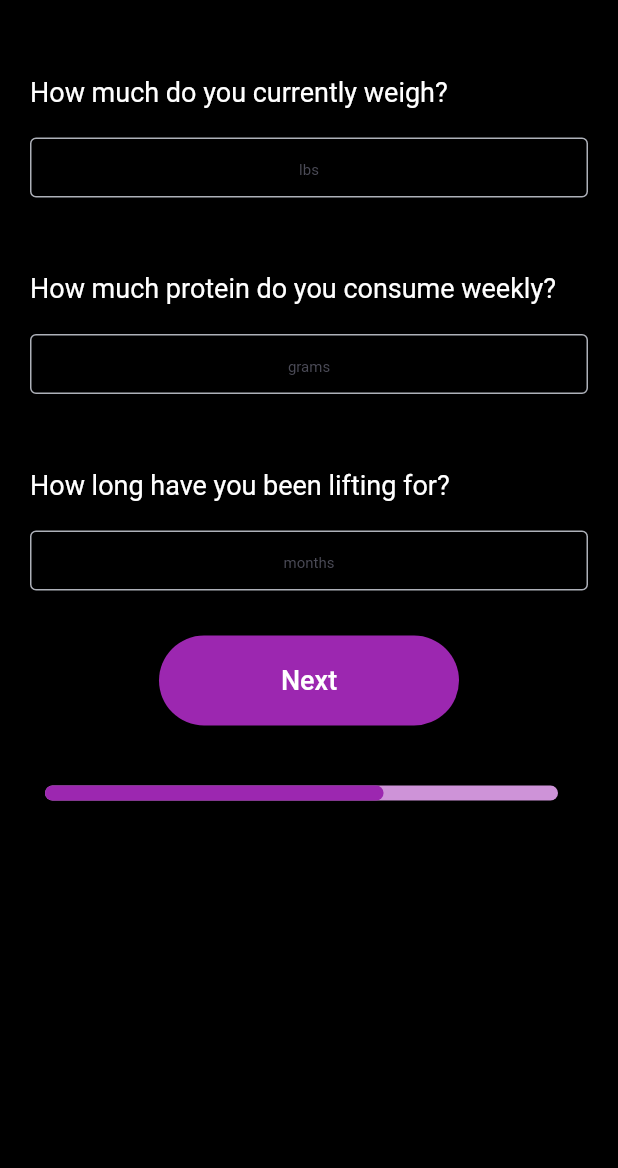
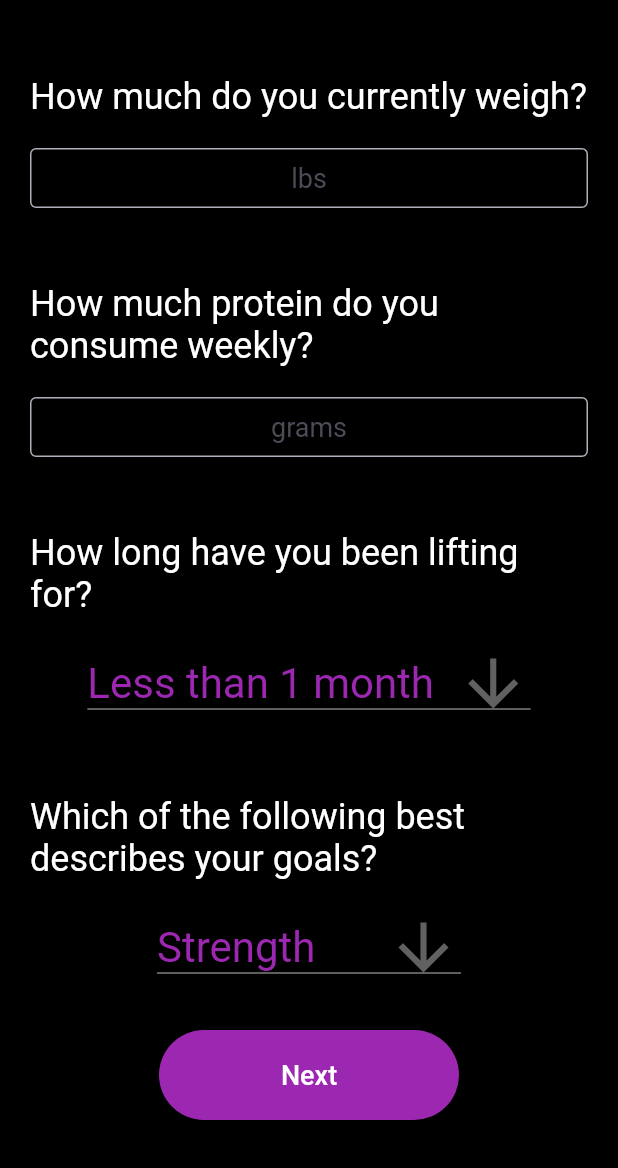
Before and after one commit to SvabhuG/fitly, a Flutter app: the DataCollectPage screen opened directly, after a tap on "Next", on a phone screen of 412 x 824 dp, the part 68-1236 px from its top. Run offline on Flutter 3.47's test engine with Material 2 defaults, Android fonts, the phone set to English and light mode, and no system bars; drawn by our look-alikes of percent_indicator; our stand-ins replace flutter_fadein, fluttertoast, shared_preferences; accounts and stored records are empty.

Commit message:
added SharedPreference persistent data storage for introductory user data collection

```diff
--- a/lib/data_collection.dart
+++ b/lib/data_collection.dart
@@ -50,14 +50,14 @@ class _DataCollectPageState extends State<DataCollectPage> {
             crossAxisAlignment: CrossAxisAlignment.center,
             children:[
               Container(
-                margin: EdgeInsets.only(top: 40),
+                margin: const EdgeInsets.only(top: 40),
                   child: const Text(
                       'Pleast select your gender',
                       style: TextStyle(fontSize: 24)
                   )
               ),
               Container(
-                  margin: EdgeInsets.all(30),
+                  margin: const EdgeInsets.all(30),
                   child: ElevatedButton(
                       style: ElevatedButton.styleFrom(
                         primary: _bgrdcolor1,
@@ -66,7 +66,6 @@ class _DataCollectPageState extends State<DataCollectPage> {
                             borderRadius: BorderRadius.circular(32.0)),
                         minimumSize: const Size(200, 60), //////// HERE
                       ),
-
                       onPressed: () {
                         setState(() {
                           _bgrdcolor1 = Colors.purple;
@@ -98,7 +97,7 @@ class _DataCollectPageState extends State<DataCollectPage> {
                   )
               ),
               Container(
-                  margin: EdgeInsets.all(30),
+                  margin: const EdgeInsets.all(30),
                   child: ElevatedButton(
                       style: ElevatedButton.styleFrom(
                         primary: _bgrdcolor2,
@@ -141,7 +140,7 @@ class _DataCollectPageState extends State<DataCollectPage> {
                   )
               ),
               Container(
-                  margin: EdgeInsets.all(30),
+                  margin: const EdgeInsets.all(30),
                   child: ElevatedButton(
                       style: ElevatedButton.styleFrom(
                         primary: _bgrdcolor3,
--- a/lib/data_collection1.dart
+++ b/lib/data_collection1.dart
@@ -1,8 +1,9 @@
 import 'dart:ui';
-
+import 'package:flutter/services.dart';
 import 'package:flutter/material.dart';
 import 'package:percent_indicator/linear_percent_indicator.dart';
-
+import 'package:shared_preferences/shared_preferences.dart';
+import 'package:fluttertoast/fluttertoast.dart';
 import 'data_collection.dart';
 
 class DataCollectPage1 extends StatefulWidget {
@@ -15,9 +16,46 @@ class DataCollectPage1 extends StatefulWidget {
 class _DataCollectPage1State extends State<DataCollectPage1> {
 
   static const TextStyle questStyle =
-  TextStyle(fontSize: 18, color: Color(0xffffffff));
+  TextStyle(fontSize: 24, color: Color(0xffffffff));
 
-  static const TextStyle hintStyle = TextStyle(color: Color(0xff4c4c58), fontSize: 10);
+  String expValue = 'Less than 1 month';
+  String weight = "";
+  String protein = "";
+  String goalValue = "Strength";
+
+  static const TextStyle hintStyle = TextStyle(color: Color(0xff4c4c58), fontSize: 18);
+
+
+  Future<void> setData() async {
+    final prefs = await SharedPreferences.getInstance();
+    if(checkFilled()) {
+      prefs.setInt("weight", int.parse(weight));
+      prefs.setInt("Protein", int.parse(protein));
+      prefs.setString("Goal", goalValue);
+      prefs.setString("Exp", expValue);
+    }
+    else{
+      Fluttertoast.showToast(
+          msg: "Please enter all values before proceeding",
+          toastLength: Toast.LENGTH_SHORT,
+          gravity: ToastGravity.BOTTOM,
+          timeInSecForIosWeb: 1,
+          backgroundColor: Colors.red,
+          textColor: Colors.white,
+          fontSize: 16.0
+      );
+    }
+  }
+
+
+  bool checkFilled(){
+    print("weight $weight");
+    print("protein $protein");
+      if(weight.isEmpty || protein.isEmpty){
+        return false;
+      }
+      return true;
+  }
 
   @override
   Widget build(BuildContext context) {
@@ -28,7 +66,8 @@ class _DataCollectPage1State extends State<DataCollectPage1> {
     // fast, so that you can just rebuild anything that needs updating rather
     // than having to individually change instances of widgets.
     return Scaffold(
-      backgroundColor: Color(0xff000000),
+        resizeToAvoidBottomInset: false,
+      backgroundColor: const Color(0xff000000),
       appBar: AppBar(
         title: const Text(
             'Information',
@@ -49,14 +88,20 @@ class _DataCollectPage1State extends State<DataCollectPage1> {
                   style: questStyle
                 )
             ),
-
-            const Padding(
-                padding: EdgeInsets.symmetric(horizontal: 20, vertical: 10),
+            Padding(
+                padding: const EdgeInsets.symmetric(horizontal: 20, vertical: 10),
                 child: SizedBox(
                 height: 40,
                 child: TextField(
+                  onChanged: (text) {
+                    weight = text;
+                  },
+                  keyboardType: TextInputType.number,
+                  inputFormatters: [
+                    FilteringTextInputFormatter.digitsOnly
+                  ],
                   textAlign: TextAlign.center,
-                  decoration: InputDecoration(
+                  decoration: const InputDecoration(
 
                     contentPadding: EdgeInsets.all(0),
                     focusedBorder: OutlineInputBorder(
@@ -78,13 +123,20 @@ class _DataCollectPage1State extends State<DataCollectPage1> {
                     style: questStyle
                 )
             ),
-            const Padding(
-                padding: EdgeInsets.symmetric(horizontal: 20, vertical: 10),
+            Padding(
+                padding: const EdgeInsets.symmetric(horizontal: 20, vertical: 10),
                 child: SizedBox(
                     height: 40,
                     child: TextField(
+                      onChanged: (text) {
+                        protein = text;
+                      },
+                      keyboardType: TextInputType.number,
                       textAlign: TextAlign.center,
-                      decoration: InputDecoration(
+                      inputFormatters: [
+                        FilteringTextInputFormatter.digitsOnly
+                      ],
+                      decoration: const InputDecoration(
 
                         contentPadding: EdgeInsets.all(0),
                         focusedBorder: OutlineInputBorder(
@@ -106,31 +158,77 @@ class _DataCollectPage1State extends State<DataCollectPage1> {
                   style: questStyle,
                 )
             ),
+            Row(
+              mainAxisAlignment: MainAxisAlignment.center,
+              children: [
+                Padding(
+                  padding: const EdgeInsets.symmetric(horizontal: 0, vertical: 10),
+                  child: DropdownButton<String>(
+                    itemHeight: 50,
+                    iconSize: 50,
+                    value: expValue,
+                    dropdownColor: const Color(0xff111111),
+                    icon: const Icon(Icons.arrow_downward),
+                    elevation: 16,
+                    style: const TextStyle(color: Colors.purple, fontSize: 28),
+                    onChanged: (String? newValue) {
+                      setState(() {
+                        expValue = newValue!;
+                      });
+                    },
+                    items: <String>['Less than 1 month', 'Less than 6 months', 'Less than 1 year', 'More than 1 year']
+                        .map<DropdownMenuItem<String>>((String value) {
+                      return DropdownMenuItem<String>(
+                        value: value,
+                        child: Text(value),
+                      );
+                    }).toList(),
+
+                  ),
+                ),
+              ],
+            ),
             const Padding(
-                padding: EdgeInsets.symmetric(horizontal: 20, vertical: 10),
-                child: SizedBox(
-                    height: 40,
-                    child: TextField(
-                      textAlign: TextAlign.center,
-                      decoration: InputDecoration(
-
-                        contentPadding: EdgeInsets.all(0),
-                        focusedBorder: OutlineInputBorder(
-                          borderSide: BorderSide(color: Color(0xffaeb1b9), width: 1.0),
-                        ),
-                        enabledBorder: OutlineInputBorder(
-                          borderSide: BorderSide(color: Color(0xffaeb1b9), width: 1.0),
-                        ),
-                        hintStyle: hintStyle,
-                        hintText: 'months',
-                      ),
-                    )
+                padding: EdgeInsets.only(top: 40.0, left: 20, bottom: 10, right: 20),
+                child: Text(
+                  'Which of the following best describes your goals?',
+                  style: questStyle,
                 )
             ),
             Row(
               mainAxisAlignment: MainAxisAlignment.center,
+              children: [
+                Padding(
+                  padding: const EdgeInsets.symmetric(horizontal: 0, vertical: 10),
+                  child: DropdownButton<String>(
+                    itemHeight: 50,
+                    iconSize: 50,
+                    value: goalValue,
+                    dropdownColor: const Color(0xff111111),
+                    icon: const Icon(Icons.arrow_downward),
+                    elevation: 16,
+                    style: const TextStyle(color: Colors.purple, fontSize: 28),
+                    onChanged: (String? newValue) {
+                      setState(() {
+                        goalValue = newValue!;
+                      });
+                    },
+                    items: <String>['Strength', 'Hypertrophy', 'Endurance']
+                        .map<DropdownMenuItem<String>>((String value) {
+                      return DropdownMenuItem<String>(
+                        value: value,
+                        child: Text(value),
+                      );
+                    }).toList(),
+
+                  ),
+                ),
+              ],
+            ),
+            Row(
+              mainAxisAlignment: MainAxisAlignment.center,
                 children: [Container(
-                    margin: EdgeInsets.all(20),
+                    margin: const EdgeInsets.all(20),
                     child: ElevatedButton(
                         style: ElevatedButton.styleFrom(
                           primary: Colors.purple,
@@ -143,10 +241,15 @@ class _DataCollectPage1State extends State<DataCollectPage1> {
                         ),
 
                         onPressed: () {
-                          Navigator.push(
-                              context,
-                              MaterialPageRoute(builder: (context) => const DataCollectPage())
-                          );
+
+                          setData();
+                          if(checkFilled()) {
+                            Navigator.push(
+                                context,
+                                MaterialPageRoute(builder: (
+                                    context) => const DataCollectPage())
+                            );
+                          }
                         },
                         child: const Text(
                             'Next',
--- a/pubspec.yaml
+++ b/pubspec.yaml
@@ -29,6 +29,8 @@ environment:
 dependencies:
   percent_indicator: ^3.4.00
   flutter_fadein: ^2.0.0
+  shared_preferences: ^2.0.13
+  fluttertoast: ^8.0.9
   flutter:
     sdk: flutter
 
```
Also changed, not shown: lib/welcome.dart (+0 -9 lines), pubspec.lock.
